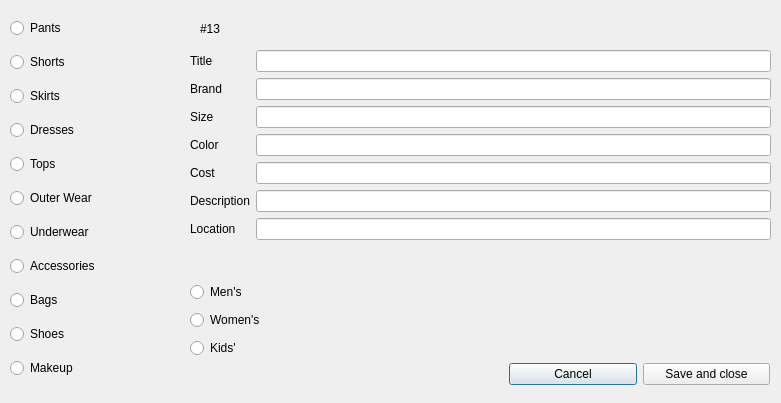
Before: the Qt Designer form inventoryfileeditor.ui in callsign-chex/juxtapose-inventory, drawn with Qt 5.
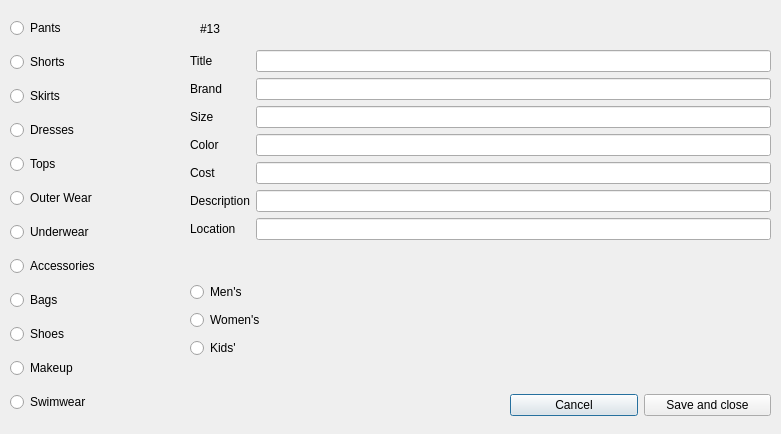
After: the same form once the commit is applied.

Commit message: added logo, as well as added Swimwear catagory

Patch:
```diff
--- a/inventoryfileeditor.ui
+++ b/inventoryfileeditor.ui
@@ -7,7 +7,7 @@
     <x>0</x>
     <y>0</y>
     <width>781</width>
-    <height>403</height>
+    <height>434</height>
    </rect>
   </property>
   <property name="windowTitle">
@@ -134,7 +134,7 @@
      <x>10</x>
      <y>10</y>
      <width>171</width>
-     <height>379</height>
+     <height>411</height>
     </rect>
    </property>
    <layout class="QVBoxLayout" name="verticalLayout_5">
@@ -218,13 +218,20 @@
       </property>
      </widget>
     </item>
+    <item>
+     <widget class="QRadioButton" name="swimwearRadioButton">
+      <property name="text">
+       <string>Swimwear</string>
+      </property>
+     </widget>
+    </item>
    </layout>
   </widget>
   <widget class="QWidget" name="horizontalLayoutWidget">
    <property name="geometry">
     <rect>
-     <x>509</x>
-     <y>349</y>
+     <x>510</x>
+     <y>380</y>
      <width>261</width>
      <height>51</height>
     </rect>
```
The commit also changes 4 other files.
